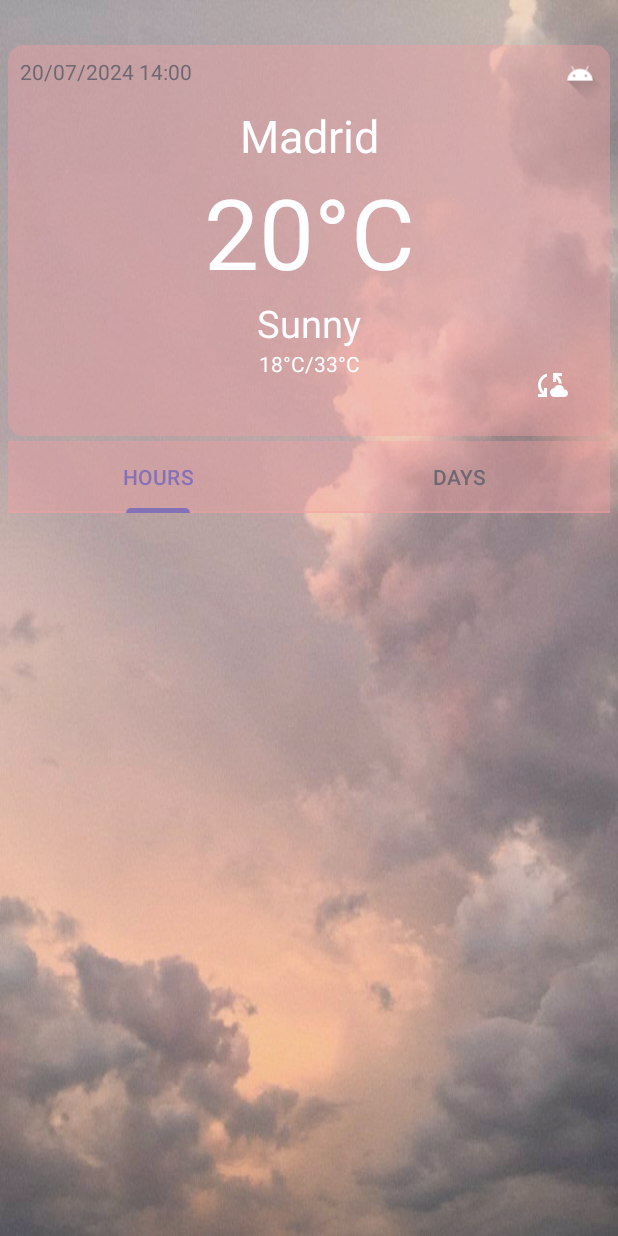
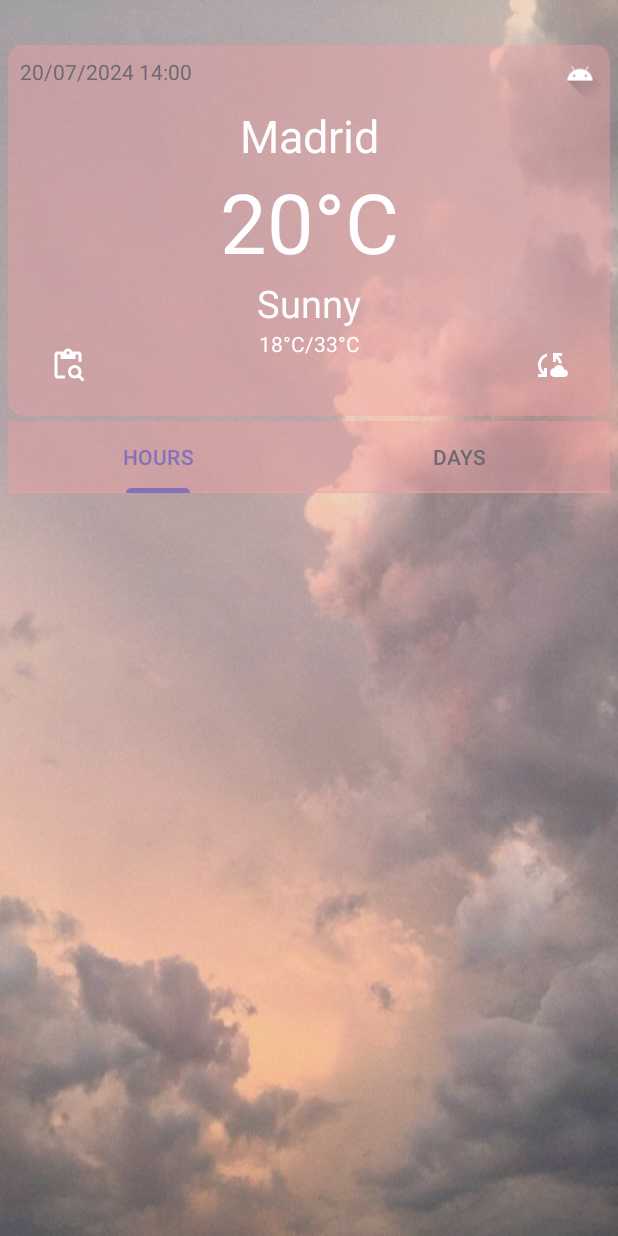
Before and after one commit to StasNikonov/WeatherApp, an Android app: the fragment MainFragment shown on its own in the app's theme, on a phone screen of 412 x 824 dp. Run offline under Robolectric (Android 15) with nearby library versions, the phone set to English and light mode, and no system bars; our stand-ins replace Picasso, Volley; pictures from the network do not load; Roboto replaces fonts that are not available here; 4 statements that could not run were skipped.

Commit message:
Added the function of receiving the weather forecast by location. Fixed a bug with the GPS tracker turned off. Added the function of obtaining a weather forecast by city name.

```diff
--- a/app/src/main/java/com/example/weatherapp/fragments/DaysFragment.kt
+++ b/app/src/main/java/com/example/weatherapp/fragments/DaysFragment.kt
@@ -11,9 +11,10 @@ import androidx.viewbinding.ViewBinding
 import com.example.weatherapp.MainViewModel
 import com.example.weatherapp.R
 import com.example.weatherapp.adapters.WeatherAdapter
+import com.example.weatherapp.adapters.WeatherModel
 import com.example.weatherapp.databinding.FragmentDaysBinding
 
-class DaysFragment : Fragment() {
+class DaysFragment : Fragment(), WeatherAdapter.Listener {
     private lateinit var adapter: WeatherAdapter
     private lateinit var binding: FragmentDaysBinding
     private val model: MainViewModel by activityViewModels()
@@ -30,12 +31,12 @@ class DaysFragment : Fragment() {
         super.onViewCreated(view, savedInstanceState)
         init()
         model.liveDataList.observe(viewLifecycleOwner){
-            adapter.submitList(it)
+            adapter.submitList(it.subList(1, it.size))
         }
     }
 
     private fun init() = with(binding){
-        adapter = WeatherAdapter()
+        adapter = WeatherAdapter(this@DaysFragment)
         rcView.layoutManager = LinearLayoutManager(activity)
         rcView.adapter = adapter
     }
@@ -44,4 +45,8 @@ class DaysFragment : Fragment() {
         @JvmStatic
         fun newInstance() = DaysFragment()
     }
+
+    override fun onClick(item: WeatherModel) {
+        model.liveDataCurrent.value = item
+    }
 }
--- a/app/src/main/java/com/example/weatherapp/fragments/HoursFragment.kt
+++ b/app/src/main/java/com/example/weatherapp/fragments/HoursFragment.kt
@@ -39,7 +39,7 @@ class HoursFragment : Fragment() {
 
     private fun initRcView() = with(binding){
         rcView.layoutManager = LinearLayoutManager(activity)
-        adapter = WeatherAdapter()
+        adapter = WeatherAdapter(null)
         rcView.adapter = adapter
 
     }
@@ -52,7 +52,7 @@ class HoursFragment : Fragment() {
                 "",
                 (hoursArray[i] as JSONObject).getString("time"),
                 (hoursArray[i] as JSONObject).getJSONObject("condition").getString("text"),
-                (hoursArray[i] as JSONObject).getString("temp_c"),
+                (hoursArray[i] as JSONObject).getString("temp_c").toFloat().toInt().toString(),
                 "",
                 "",
                 (hoursArray[i] as JSONObject).getJSONObject("condition").getString("icon"),
--- a/app/src/main/java/com/example/weatherapp/fragments/MainFragment.kt
+++ b/app/src/main/java/com/example/weatherapp/fragments/MainFragment.kt
@@ -2,7 +2,13 @@ package com.example.weatherapp.fragments
 
 import android.Manifest
 import android.app.VoiceInteractor.Request
+import android.content.Context
+import android.content.Intent
+import android.content.pm.PackageManager
+import android.location.LocationManager
 import android.os.Bundle
+import android.os.CancellationSignal
+import android.provider.Settings
 import android.util.Log
 import androidx.fragment.app.Fragment
 import android.view.LayoutInflater
@@ -11,14 +17,21 @@ import android.view.ViewGroup
 import android.widget.Toast
 import androidx.activity.result.ActivityResultLauncher
 import androidx.activity.result.contract.ActivityResultContracts
+import androidx.core.app.ActivityCompat
 import androidx.fragment.app.FragmentActivity
 import androidx.fragment.app.activityViewModels
 import com.android.volley.toolbox.StringRequest
 import com.android.volley.toolbox.Volley
+import com.example.weatherapp.DialogManager
 import com.example.weatherapp.MainViewModel
 import com.example.weatherapp.adapters.WeatherModel
 import com.example.weatherapp.adapters.vpAdapter
 import com.example.weatherapp.databinding.FragmentMainBinding
+import com.google.android.gms.location.FusedLocationProviderClient
+import com.google.android.gms.location.LocationRequest
+import com.google.android.gms.location.LocationServices
+import com.google.android.gms.location.Priority
+import com.google.android.gms.tasks.CancellationTokenSource
 import com.google.android.material.tabs.TabLayoutMediator
 import com.squareup.picasso.Picasso
 import org.json.JSONObject
@@ -26,6 +39,7 @@ import org.json.JSONObject
 const val API_KEY = "b9be36dadc4b4005afb100317241605"
 
 class MainFragment : Fragment() {
+    private lateinit var fLocationClient: FusedLocationProviderClient
     private val fList = listOf(
         HoursFragment.newInstance(),
         DaysFragment.newInstance()
@@ -50,16 +64,68 @@ class MainFragment : Fragment() {
         super.onViewCreated(view, savedInstanceState)
         checkPermission()
         init()
-        requestWeatherData("Kyiv")
         updateCurrentCard()
     }
 
+    override fun onResume() {
+        super.onResume()
+        checkLocation()
+    }
+
     private fun init() = with(binding) {
+        fLocationClient = LocationServices.getFusedLocationProviderClient(requireContext())
         val adapter = vpAdapter(activity as FragmentActivity, fList)
         vp.adapter = adapter
         TabLayoutMediator(tabLayout, vp) { tab, position ->
             tab.text = tList[position]
         }.attach()
+        ibSync.setOnClickListener{
+            tabLayout.selectTab(tabLayout.getTabAt(0))
+            checkLocation()
+        }
+        ibSearch.setOnClickListener{
+            DialogManager.searchCityByName(requireContext(), object: DialogManager.Listener{
+                override fun onClick(name: String?) {
+                    name?.let { it1 -> requestWeatherData(it1) }
+                }
+            })
+        }
+    }
+
+    private fun checkLocation(){
+        if(isLocationEnabled()){
+            getLocation()
+        }else{
+            DialogManager.locationSettingsDialog(requireContext(), object: DialogManager.Listener{
+                override fun onClick(name: String?) {
+                    startActivity(Intent(Settings.ACTION_LOCATION_SOURCE_SETTINGS))
+                }
+            })
+        }
+    }
+
+    private fun isLocationEnabled(): Boolean{
+        val lm = activity?.getSystemService(Context.LOCATION_SERVICE) as LocationManager
+        return lm.isProviderEnabled(LocationManager.GPS_PROVIDER)
+    }
+
+    private fun getLocation(){
+        val ct = CancellationTokenSource()
+        if (ActivityCompat.checkSelfPermission(
+                requireContext(),
+                Manifest.permission.ACCESS_FINE_LOCATION
+            ) != PackageManager.PERMISSION_GRANTED && ActivityCompat.checkSelfPermission(
+                requireContext(),
+                Manifest.permission.ACCESS_COARSE_LOCATION
+            ) != PackageManager.PERMISSION_GRANTED
+        ) {
+            return
+        }
+        fLocationClient
+            .getCurrentLocation(Priority.PRIORITY_HIGH_ACCURACY, ct.token).addOnCompleteListener{
+                requestWeatherData("${it.result.latitude}, ${it.result.longitude}")
+            }
+
     }
 
     private fun updateCurrentCard() = with(binding){
@@ -67,9 +133,9 @@ class MainFragment : Fragment() {
             val maxMinTemp = "${it.maxTemp}°C / ${it.minTemp}°C"
             tvData.text = it.time
             tvCity.text = it.city
-            tvCurrentTemp.text = it.currentTemp + "°C"
+            tvCurrentTemp.text = it.currentTemp.ifEmpty{maxMinTemp}
             tvCondition.text = it.condition
-            tvMaxMinTemp.text = maxMinTemp
+            tvMaxMinTemp.text = if(it.currentTemp.isEmpty()) "" else maxMinTemp
             Picasso.get().load("https:" + it.imageUrl).into(imWeather)
         }
     }
@@ -120,7 +186,7 @@ class MainFragment : Fragment() {
             mainObject.getJSONObject("location").getString("name"),
             mainObject.getJSONObject("current").getString("last_updated"),
             mainObject.getJSONObject("current").getJSONObject("condition").getString("text"),
-            mainObject.getJSONObject("current").getString("temp_c"),
+            mainObject.getJSONObject("current").getString("temp_c").toFloat().toInt().toString() + "°C",
             weatherItem.maxTemp,
             weatherItem.minTemp,
             mainObject.getJSONObject("current").getJSONObject("condition").getString("icon"),
@@ -140,8 +206,8 @@ class MainFragment : Fragment() {
                 day.getString("date"),
                 day.getJSONObject("day").getJSONObject("condition").getString("text"),
                 "",
-                day.getJSONObject("day").getString("maxtemp_c"),
-                day.getJSONObject("day").getString("mintemp_c"),
+                day.getJSONObject("day").getString("maxtemp_c").toFloat().toInt().toString(),
+                day.getJSONObject("day").getString("mintemp_c").toFloat().toInt().toString(),
                 day.getJSONObject("day").getJSONObject("condition").getString("icon"),
                 day.getJSONArray("hour").toString()
             )
--- /dev/null
+++ b/app/src/main/res/drawable/ic_search.xml
@@ -0,0 +1,7 @@
+<vector xmlns:android="http://schemas.android.com/apk/res/android" android:autoMirrored="true" android:height="24dp" android:tint="#FFFFFF" android:viewportHeight="24" android:viewportWidth="24" android:width="24dp">
+
+    <path android:fillColor="@android:color/white" android:pathData="M5,5h2v3h10V5h2v5h2V5c0,-1.1 -0.9,-2 -2,-2h-4.18C14.4,1.84 13.3,1 12,1S9.6,1.84 9.18,3H5C3.9,3 3,3.9 3,5v14c0,1.1 0.9,2 2,2h5v-2H5V5zM12,3c0.55,0 1,0.45 1,1s-0.45,1 -1,1s-1,-0.45 -1,-1S11.45,3 12,3z"/>
+
+    <path android:fillColor="@android:color/white" android:pathData="M20.3,18.9c0.4,-0.7 0.7,-1.5 0.7,-2.4c0,-2.5 -2,-4.5 -4.5,-4.5S12,14 12,16.5s2,4.5 4.5,4.5c0.9,0 1.7,-0.3 2.4,-0.7l2.7,2.7l1.4,-1.4L20.3,18.9zM16.5,19c-1.4,0 -2.5,-1.1 -2.5,-2.5c0,-1.4 1.1,-2.5 2.5,-2.5s2.5,1.1 2.5,2.5C19,17.9 17.9,19 16.5,19z"/>
+
+</vector>
--- a/app/src/main/res/layout/fragment_main.xml
+++ b/app/src/main/res/layout/fragment_main.xml
@@ -63,7 +63,7 @@
                 android:fontFamily="@font/adamina"
                 android:text="20°C"
                 android:textColor="@color/white"
-                android:textSize="65sp"
+                android:textSize="55sp"
                 app:layout_constraintEnd_toEndOf="parent"
                 app:layout_constraintStart_toStartOf="parent"
                 app:layout_constraintTop_toBottomOf="@+id/tvCity" />
@@ -118,6 +118,20 @@
                 app:layout_constraintTop_toBottomOf="@+id/tvCondition"
                 android:contentDescription="Update"/>
 
+            <ImageButton
+                android:id="@+id/ibSearch"
+                android:layout_width="48dp"
+                android:layout_height="48dp"
+                android:padding="12dp"
+                android:layout_marginStart="16dp"
+                android:layout_marginBottom="10dp"
+                android:background="@null"
+                android:contentDescription="Search"
+                android:src="@drawable/ic_search"
+                app:layout_constraintBottom_toBottomOf="parent"
+                app:layout_constraintStart_toStartOf="parent"
+                app:layout_constraintTop_toTopOf="@+id/ibSync" />
+
         </androidx.constraintlayout.widget.ConstraintLayout>
 
     </androidx.cardview.widget.CardView>
```
Also changed, not shown: app/src/main/java/com/example/weatherapp/DialogManager.kt (added, +41 -0 lines), app/src/main/java/com/example/weatherapp/adapters/WeatherAdapter.kt (+14 -3 lines).
